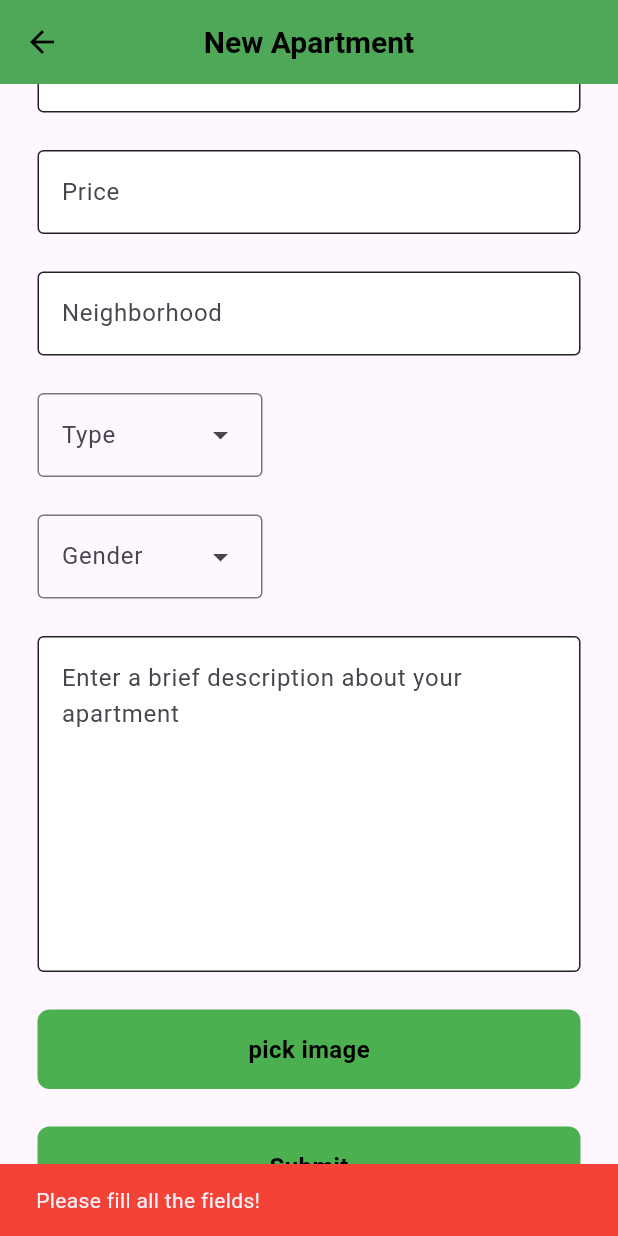
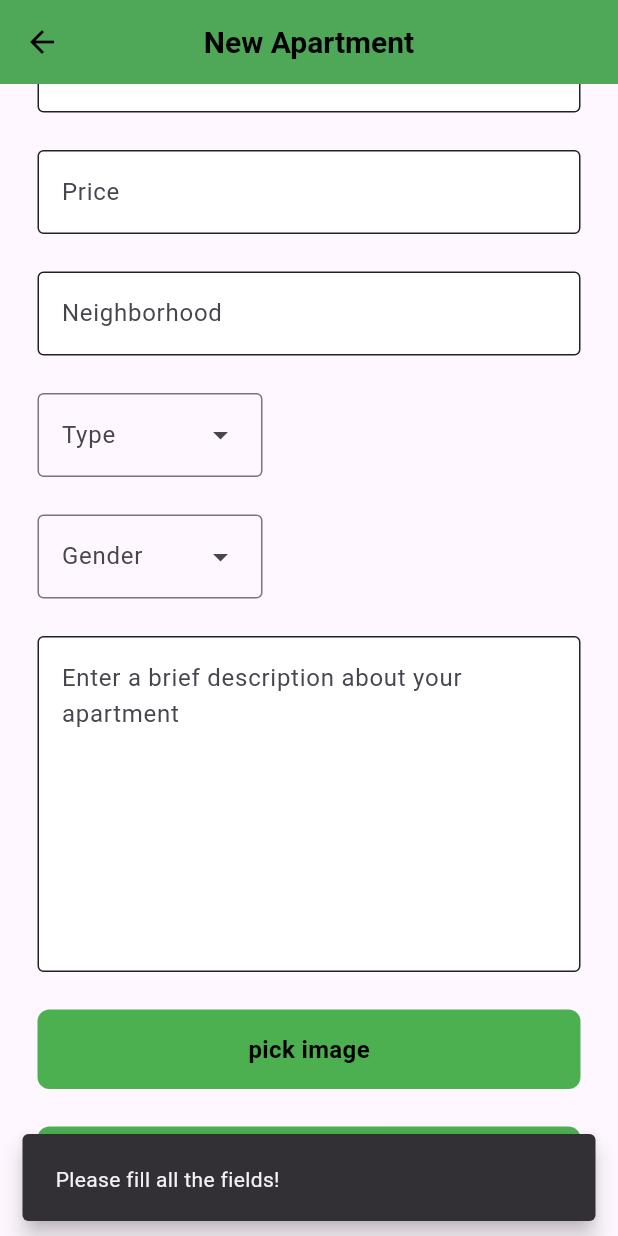
Before and after one commit to benjaminCMD/upr-housing, a Flutter app: the screen it shows once a user with an empty profile is signed in, item 2 of the bottom bar chosen, scrolled down 143 dp, after a tap on "Submit", on a phone screen of 412 x 824 dp. Run offline on Flutter 3.47's test engine with Material 3 defaults, Android fonts, the phone set to English and light mode, and no system bars; our stand-ins replace cloud_firestore, firebase_auth, firebase_core, firebase_storage, image_picker; accounts and stored records are empty; network calls fail.

Commit message:
Minor UI Changes in Product Card, chat uses usernames instead of emails and made code more readable

```diff
--- a/lib/components/navBar.dart
+++ b/lib/components/navBar.dart
@@ -36,7 +36,6 @@ class _NavbarState extends State<Navbar> {
 
   @override
   Widget build(BuildContext context) {
-    // TODO: implement build
 
     return Scaffold(
       body: states[myIndex],
--- a/lib/model/chat.dart
+++ b/lib/model/chat.dart
@@ -1,6 +1,6 @@
 import 'package:cloud_firestore/cloud_firestore.dart';
 import 'package:firebase_auth/firebase_auth.dart';
-import 'package:firebase_storage/firebase_storage.dart';
+// import 'package:firebase_storage/firebase_storage.dart';
 import 'package:flutter/material.dart';
 import 'package:upr_housing/model/message.dart';
 
--- a/lib/pages/chatPage.dart
+++ b/lib/pages/chatPage.dart
@@ -56,7 +56,7 @@ class _ChatPageState extends State<chatPageApp>{
 
     if(_auth.currentUser!.email != data['email']){
       return ListTile(
-        title: Text(data['email']),
+        title: Text(data['username']),
         onTap: (){
           Navigator.push(context, MaterialPageRoute(builder: (context) => userChatPageApp(
             receiverUserEmail: data['email'],
--- a/lib/pages/home_page.dart
+++ b/lib/pages/home_page.dart
@@ -37,16 +37,18 @@ class _HomePageAppState extends State<HomePageApp> {
       Map<String, dynamic> data = doc.data() as Map<String, dynamic>;
 
       Product product = Product(
-          imageUrl: data['ImageUrl'] ??
-              'https://w7.pngwing.com/pngs/575/378/png-transparent-easter-bunny-hare-cottontail-rabbit-domestic-rabbit-european-rabbit-rabbit-mammal-image-file-formats-animals-thumbnail.png', // Default image if none is provided
+        imageUrl: data['ImageUrl'] ?? 'https://w7.pngwing.com/pngs/575/378/png-transparent-easter-bunny-hare-cottontail-rabbit-domestic-rabbit-european-rabbit-rabbit-mammal-image-file-formats-animals-thumbnail.png', // Default image if none is provided
           summary: data['Summary'] ?? 'No summary available',
-          likes: data['Likes'] ?? 0,
-          price: data['Price'] ?? 0,
-          title: data['Title'] ?? 'Benjamin',
-          uID: data['uID'] ?? 0);
-      product.uID != FirebaseAuth.instance.currentUser!.uid
-          ? p.add(product)
-          : '';
+          likes: data['Likes'],
+          price: data['Price'],
+          title: data['Title'] ?? 'Unknown',
+          uID: data['uID'],
+          gender: data['Gender'],
+          town: data['Town']
+          )
+          ;
+      product.uID != FirebaseAuth.instance.currentUser!.uid?
+      p.add(product): '';
     }
 
     return p;
--- a/lib/pages/posting_Apt.dart
+++ b/lib/pages/posting_Apt.dart
@@ -9,9 +9,9 @@ import 'package:upr_housing/components/my_largetextfield.dart';
 import 'package:upr_housing/components/my_textfield.dart';
 import 'package:upr_housing/components/navBar.dart';
 import 'package:upr_housing/model/apartments.dart';
-import 'package:upr_housing/pages/home_page.dart';
+// import 'package:upr_housing/pages/home_page.dart';
 import 'package:upr_housing/model/images.dart';
-
+import 'package:upr_housing/components/my_snackbar.dart';
 
 class PostingAptApp extends StatefulWidget {
   const PostingAptApp({super.key});
@@ -160,12 +160,7 @@ class PostingAptAppState extends State<PostingAptApp> {
                       dropDownInitialValues.containsValue(null) ||
                       aSummary.text.trim().isEmpty ||
                       selectedImages == null)  {
-                    ScaffoldMessenger.of(context).showSnackBar(
-                      SnackBar(
-                        content: Text('Please fill all the fields!'),
-                        backgroundColor: Colors.red,
-                      ),
-                    );
+                      MySnackbar.displayMessage(context, 'Please fill all the fields!');
                   } else {
                     String aID = await apt.addApartment(
                       aTitleController.text,
```
Also changed, not shown: lib/components/product.dart (+6 -1 lines), lib/components/product_card.dart (+19 -11 lines), lib/components/username_title.dart (added, +31 -0 lines), lib/model/images.dart (+1 -37 lines), lib/model/users.dart (+18 -0 lines), lib/pages/auth_page.dart (+3 -4 lines), lib/pages/focus_apartment.dart (+29 -27 lines), lib/pages/login.dart (+5 -23 lines), lib/pages/userChatPage.dart (+7 -1 lines), lib/pages/user_page.dart (+18 -7 lines). Lines whose indentation alone changed are shown as unchanged.
